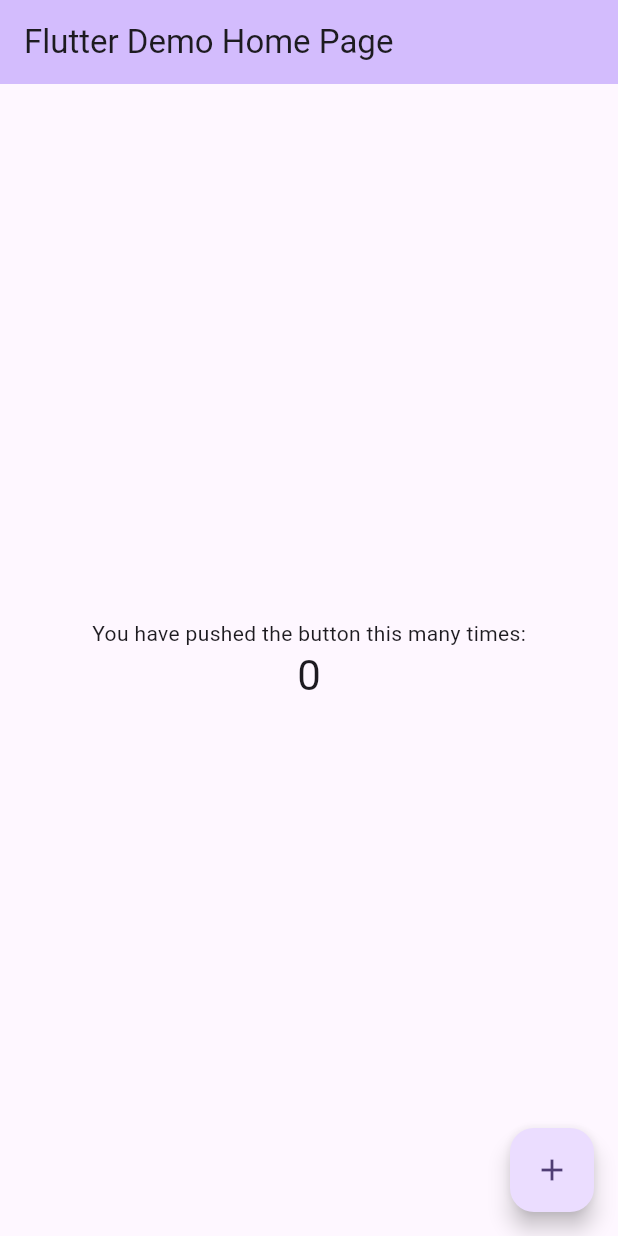
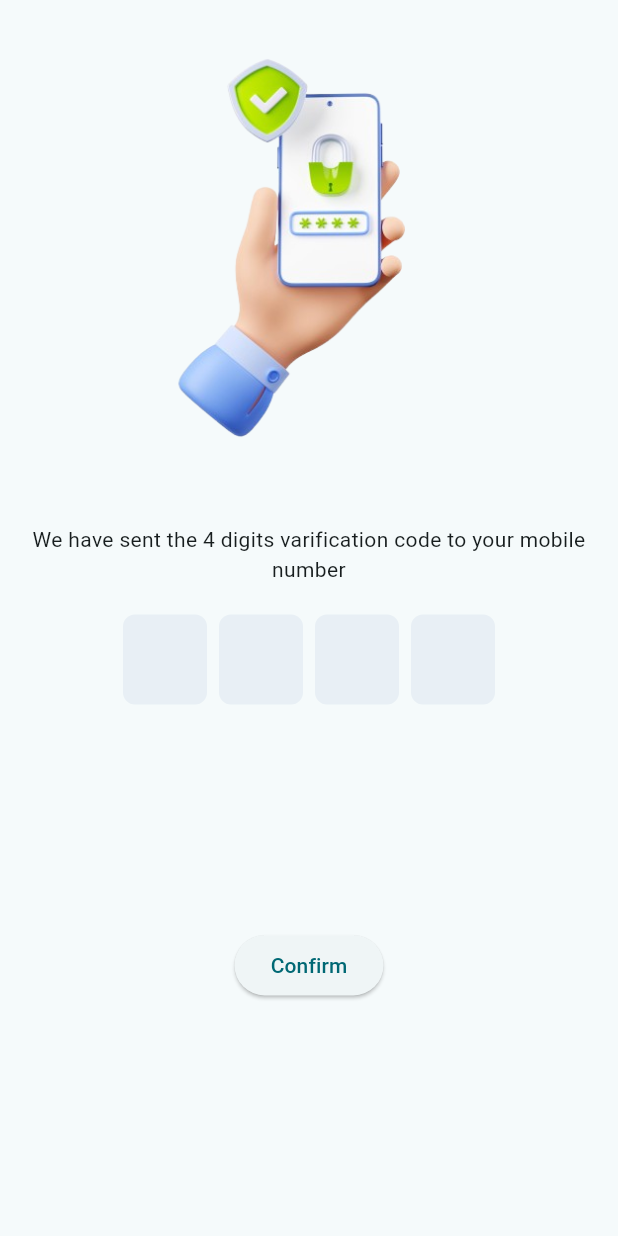
Before and after one commit to mdrazadev/OTP-App, a Flutter app: the screen it shows after launch, on a phone screen of 412 x 824 dp. Run offline on Flutter 3.47's test engine with Material 3 defaults, Android fonts, the phone set to English and light mode, and no system bars; drawn by our look-alikes of pinput.

```diff
--- a/lib/main.dart
+++ b/lib/main.dart
@@ -1,4 +1,6 @@
+import 'package:flutter/foundation.dart';
 import 'package:flutter/material.dart';
+import 'package:otpapp/screens/otp_input_screen.dart';
 
 void main() {
   runApp(const MyApp());
@@ -12,111 +14,50 @@ class MyApp extends StatelessWidget {
   Widget build(BuildContext context) {
     return MaterialApp(
       title: 'Flutter Demo',
+      debugShowCheckedModeBanner: false,
       theme: ThemeData(
-        // This is the theme of your application.
-        //
-        // TRY THIS: Try running your application with "flutter run". You'll see
-        // the application has a purple toolbar. Then, without quitting the app,
-        // try changing the seedColor in the colorScheme below to Colors.green
-        // and then invoke "hot reload" (save your changes or press the "hot
-        // reload" button in a Flutter-supported IDE, or press "r" if you used
-        // the command line to start the app).
-        //
-        // Notice that the counter didn't reset back to zero; the application
-        // state is not lost during the reload. To reset the state, use hot
-        // restart instead.
-        //
-        // This works for code too, not just values: Most code changes can be
-        // tested with just a hot reload.
-        colorScheme: ColorScheme.fromSeed(seedColor: Colors.deepPurple),
+        colorScheme: ColorScheme.fromSeed(seedColor: Colors.white),
       ),
-      home: const MyHomePage(title: 'Flutter Demo Home Page'),
+      home: HomeScreen(),
     );
   }
 }
 
-class MyHomePage extends StatefulWidget {
-  const MyHomePage({super.key, required this.title});
-
-  // This widget is the home page of your application. It is stateful, meaning
-  // that it has a State object (defined below) that contains fields that affect
-  // how it looks.
-
-  // This class is the configuration for the state. It holds the values (in this
-  // case the title) provided by the parent (in this case the App widget) and
-  // used by the build method of the State. Fields in a Widget subclass are
-  // always marked "final".
-
-  final String title;
+class HomeScreen extends StatefulWidget {
+  const HomeScreen({super.key});
 
   @override
-  State<MyHomePage> createState() => _MyHomePageState();
+  State<HomeScreen> createState() => _HomeScreenState();
 }
 
-class _MyHomePageState extends State<MyHomePage> {
-  int _counter = 0;
+class _HomeScreenState extends State<HomeScreen> {
+  void onChanged(String value) {
+    if (kDebugMode) {
+      print("onChanged called");
+      print("value => $value");
+    }
+  }
 
-  void _incrementCounter() {
-    setState(() {
-      // This call to setState tells the Flutter framework that something has
-      // changed in this State, which causes it to rerun the build method below
-      // so that the display can reflect the updated values. If we changed
-      // _counter without calling setState(), then the build method would not be
-      // called again, and so nothing would appear to happen.
-      _counter++;
-    });
+  void onCompleted(String value) {
+    if (kDebugMode) {
+      print("onCompleted called");
+      print("value => $value");
+    }
+  }
+
+  void onSubmitted(String value) {
+    if (kDebugMode) {
+      print("onSubmitted called");
+      print("value => $value");
+    }
   }
 
   @override
   Widget build(BuildContext context) {
-    // This method is rerun every time setState is called, for instance as done
-    // by the _incrementCounter method above.
-    //
-    // The Flutter framework has been optimized to make rerunning build methods
-    // fast, so that you can just rebuild anything that needs updating rather
-    // than having to individually change instances of widgets.
-    return Scaffold(
-      appBar: AppBar(
-        // TRY THIS: Try changing the color here to a specific color (to
-        // Colors.amber, perhaps?) and trigger a hot reload to see the AppBar
-        // change color while the other colors stay the same.
-        backgroundColor: Theme.of(context).colorScheme.inversePrimary,
-        // Here we take the value from the MyHomePage object that was created by
-        // the App.build method, and use it to set our appbar title.
-        title: Text(widget.title),
-      ),
-      body: Center(
-        // Center is a layout widget. It takes a single child and positions it
-        // in the middle of the parent.
-        child: Column(
-          // Column is also a layout widget. It takes a list of children and
-          // arranges them vertically. By default, it sizes itself to fit its
-          // children horizontally, and tries to be as tall as its parent.
-          //
-          // Column has various properties to control how it sizes itself and
-          // how it positions its children. Here we use mainAxisAlignment to
-          // center the children vertically; the main axis here is the vertical
-          // axis because Columns are vertical (the cross axis would be
-          // horizontal).
-          //
-          // TRY THIS: Invoke "debug painting" (choose the "Toggle Debug Paint"
-          // action in the IDE, or press "p" in the console), to see the
-          // wireframe for each widget.
-          mainAxisAlignment: MainAxisAlignment.center,
-          children: <Widget>[
-            const Text('You have pushed the button this many times:'),
-            Text(
-              '$_counter',
-              style: Theme.of(context).textTheme.headlineMedium,
-            ),
-          ],
-        ),
-      ),
-      floatingActionButton: FloatingActionButton(
-        onPressed: _incrementCounter,
-        tooltip: 'Increment',
-        child: const Icon(Icons.add),
-      ), // This trailing comma makes auto-formatting nicer for build methods.
+    return OtpInputScreen(
+      onChanged: onChanged,
+      onCompleted: onCompleted,
+      onSubmitted: onSubmitted,
     );
   }
 }
--- /dev/null
+++ b/lib/screens/otp_input_screen.dart
@@ -0,0 +1,62 @@
+import 'package:flutter/material.dart';
+import 'package:pinput/pinput.dart';
+
+class OtpInputScreen extends StatelessWidget {
+  const OtpInputScreen({
+    super.key,
+    required this.onChanged,
+    required this.onCompleted,
+    required this.onSubmitted,
+    this.img = 'assets/otp.png',
+    this.otpLength = 4,
+    this.isPassword = false,
+    this.isAutofocus = true,
+    this.obscureTxt = "*",
+  });
+
+  final String img;
+  final int otpLength;
+  final bool isPassword;
+  final bool isAutofocus;
+  final String obscureTxt;
+  final Function(String val)? onChanged;
+  final Function(String val)?
+  onCompleted; // This function calls when user fill each text box.
+  final Function(String val)?
+  onSubmitted; // This function calls when user click submit button on keyboard.
+
+  @override
+  Widget build(BuildContext context) {
+    double wt = MediaQuery.of(context).size.width;
+    return Scaffold(
+      body: SafeArea(
+        child: SingleChildScrollView(
+          child: Column(
+            children: [
+              Image.asset(img, width: wt * 0.8),
+              SizedBox(height: 20),
+              Text(
+                "We have sent the $otpLength digits varification code to your mobile number",
+                textAlign: TextAlign.center,
+              ),
+              SizedBox(height: 20),
+              Center(
+                child: Pinput(
+                  length: otpLength,
+                  obscureText: isPassword,
+                  obscuringWidget: Text(obscureTxt),
+                  autofocus: isAutofocus,
+                  onChanged: onChanged,
+                  onCompleted: onCompleted,
+                  onSubmitted: onSubmitted,
+                ),
+              ),
+              SizedBox(height: 150),
+              ElevatedButton(onPressed: () {}, child: const Text("Confirm")),
+            ],
+          ),
+        ),
+      ),
+    );
+  }
+}
--- a/pubspec.yaml
+++ b/pubspec.yaml
@@ -34,6 +34,7 @@ dependencies:
   # The following adds the Cupertino Icons font to your application.
   # Use with the CupertinoIcons class for iOS style icons.
   cupertino_icons: ^1.0.8
+  pinput: ^5.0.1
 
 dev_dependencies:
   flutter_test:
@@ -58,8 +59,8 @@ flutter:
   uses-material-design: true
 
   # To add assets to your application, add an assets section, like this:
-  # assets:
-  #   - images/a_dot_burr.jpeg
+  assets:
+    - assets/otp.png
   #   - images/a_dot_ham.jpeg
 
   # An image asset can refer to one or more resolution-specific "variants", see
```
Also changed, not shown: assets/otp.png (added), pubspec.lock.
